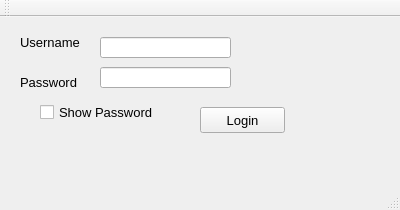
This is CourseManagement.ui in MIDOKIM/CourseManagement as Qt 5 draws it before an edit. The edited form follows.
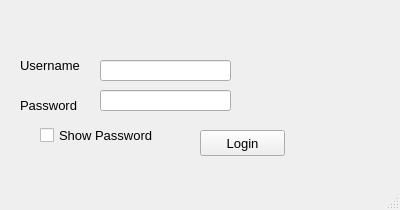
This is the edited form.

Commit message: register course&&edit profile

Diff of the .ui file:
```diff
--- a/CourseManagement.ui
+++ b/CourseManagement.ui
@@ -18,7 +18,7 @@
     <property name="geometry">
      <rect>
       <x>200</x>
-      <y>90</y>
+      <y>130</y>
       <width>85</width>
       <height>26</height>
      </rect>
@@ -39,7 +39,7 @@
     <property name="geometry">
      <rect>
       <x>100</x>
-      <y>20</y>
+      <y>60</y>
       <width>131</width>
       <height>21</height>
      </rect>
@@ -54,7 +54,7 @@
     <property name="geometry">
      <rect>
       <x>20</x>
-      <y>50</y>
+      <y>90</y>
       <width>71</width>
       <height>31</height>
      </rect>
@@ -72,7 +72,7 @@
     <property name="geometry">
      <rect>
       <x>20</x>
-      <y>10</y>
+      <y>50</y>
       <width>71</width>
       <height>31</height>
      </rect>
@@ -90,7 +90,7 @@
     <property name="geometry">
      <rect>
       <x>100</x>
-      <y>50</y>
+      <y>90</y>
       <width>131</width>
       <height>21</height>
      </rect>
@@ -117,7 +117,7 @@
     <property name="geometry">
      <rect>
       <x>40</x>
-      <y>80</y>
+      <y>120</y>
       <width>121</width>
       <height>31</height>
      </rect>
@@ -132,24 +132,6 @@
     </property>
    </widget>
   </widget>
-  <widget class="QMenuBar" name="menuBar">
-   <property name="geometry">
-    <rect>
-     <x>0</x>
-     <y>0</y>
-     <width>400</width>
-     <height>25</height>
-    </rect>
-   </property>
-  </widget>
-  <widget class="QToolBar" name="mainToolBar">
-   <attribute name="toolBarArea">
-    <enum>TopToolBarArea</enum>
-   </attribute>
-   <attribute name="toolBarBreak">
-    <bool>false</bool>
-   </attribute>
-  </widget>
   <widget class="QStatusBar" name="statusBar"/>
  </widget>
  <layoutdefault spacing="6" margin="11"/>
```
The commit also changes 13 other files.
